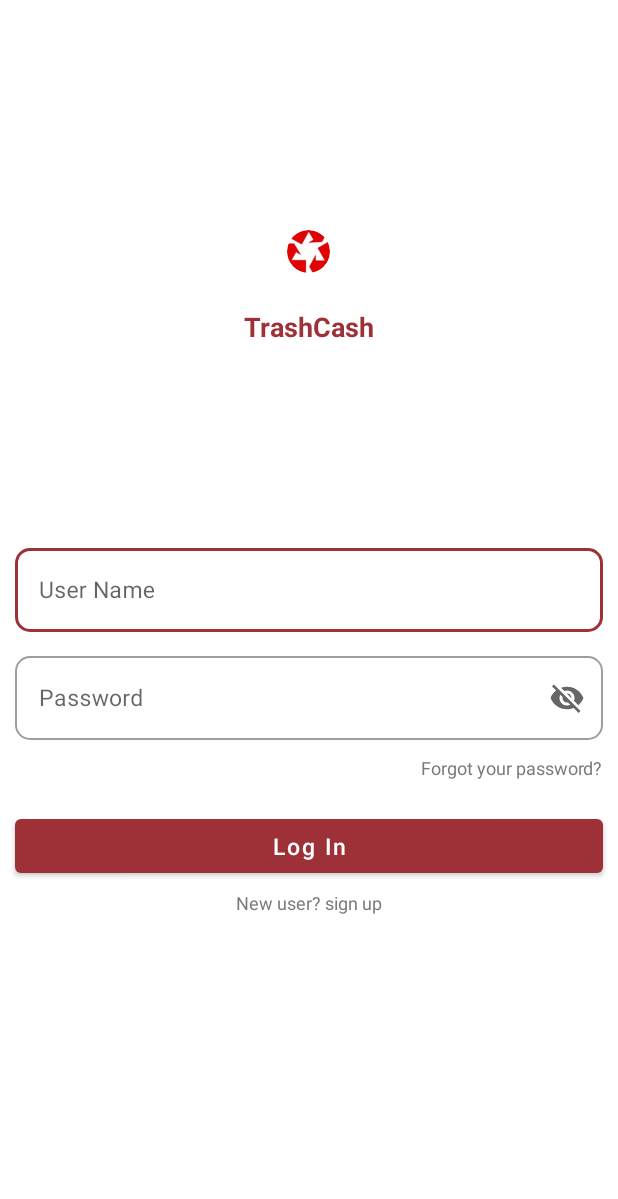
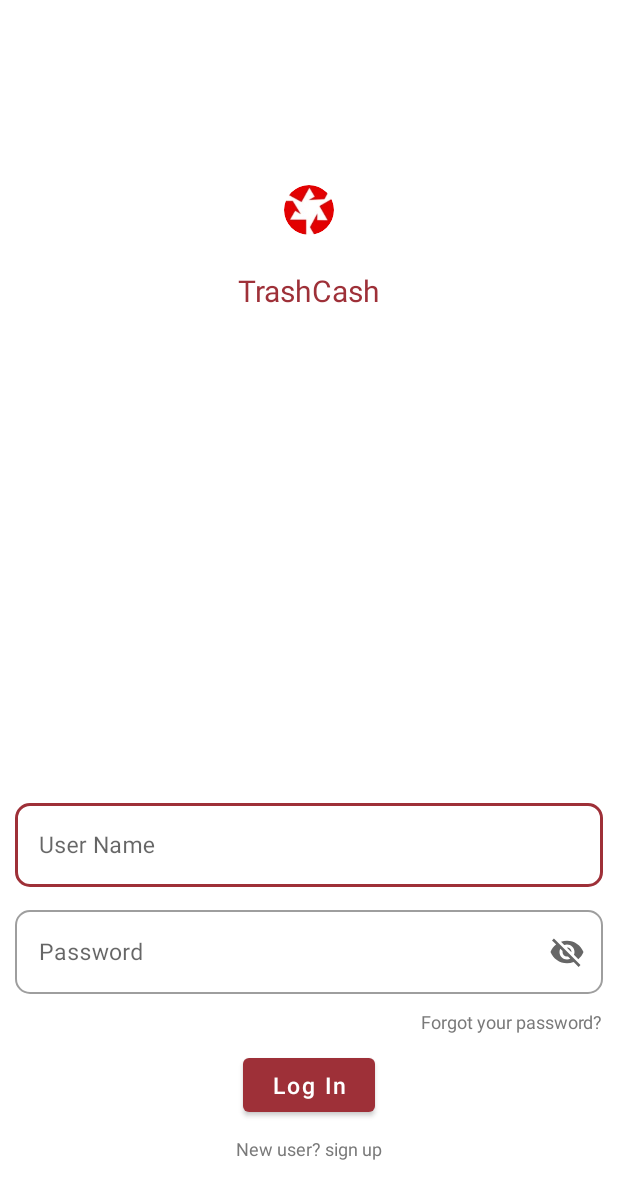
Before and after one commit to PrihanNimsara/TrashCash, an Android app: the LoginActivity screen opened directly, with no data from a screen before it, on a phone screen of 412 x 824 dp. Shown: the top 1199 px of the screen. Run offline under Robolectric (Android 15) with nearby library versions, the phone set to English and light mode, and no system bars; our stand-ins replace CircleImageView, Firebase (no records; nobody signed in at launch, a user with empty details on screens opened directly); libraries missing offline, so code that uses them is left out: prihanofficial.com.kokis.

Commit message:
list change order

```diff
--- a/app/src/main/res/layout/activity_login.xml
+++ b/app/src/main/res/layout/activity_login.xml
@@ -5,53 +5,29 @@
     android:layout_width="match_parent"
     android:layout_height="match_parent"
     tools:context=".LoginActivity"
-    android:id="@+id/cl_root"
-  >
+    android:id="@+id/cl_root">
 
-    <ScrollView
-        android:layout_width="match_parent"
-        android:layout_height="match_parent"
-
-        app:layout_constraintBottom_toBottomOf="parent"
-        app:layout_constraintEnd_toEndOf="parent"
-        app:layout_constraintStart_toStartOf="parent"
-        app:layout_constraintTop_toTopOf="parent">
-        <RelativeLayout
-            android:layout_width="match_parent"
-            android:layout_height="wrap_content">
-
-
-            <RelativeLayout
-                android:id="@+id/rl_map"
-                android:layout_width="match_parent"
-                android:layout_height="300dp"
-                android:layout_alignParentTop="true"
-                android:layout_alignParentEnd="true"
-                android:layout_marginTop="0dp"
-                android:layout_marginEnd="0dp">
-
-                <ImageView
-                    android:layout_width="match_parent"
-                    android:layout_height="wrap_content"
-
-                    android:alpha="0.6"
-                    android:scaleType="centerCrop" />
-
-                <de.hdodenhof.circleimageview.CircleImageView xmlns:app="http://schemas.android.com/apk/res-auto"
+    <de.hdodenhof.circleimageview.CircleImageView
         android:id="@+id/profilePicture"
-                    android:layout_width="75dp"
-                    android:layout_height="75dp"
+        android:layout_width="80dp"
+        android:layout_height="80dp"
         android:layout_centerHorizontal="true"
-                    android:layout_marginTop="130dp"
-                    android:clickable="true"
         android:elevation="5dp"
         android:padding="20dp"
+        android:layout_marginTop="100dp"
         android:scaleType="centerCrop"
         android:src="@drawable/logo"
         app:civ_border_color="#FFFFFFFF"
-                    app:civ_border_width="3dp" />
+        app:civ_border_width="3dp"
+
+
+        app:layout_constraintBottom_toTopOf="@+id/mtv_appname"
+        app:layout_constraintEnd_toEndOf="parent"
+        app:layout_constraintStart_toStartOf="parent"
+        app:layout_constraintTop_toTopOf="parent" />
 
     <com.google.android.material.textview.MaterialTextView
+        android:id="@+id/mtv_appname"
         android:layout_width="wrap_content"
         android:layout_height="wrap_content"
         android:layout_below="@+id/profilePicture"
@@ -59,50 +35,52 @@
 
         android:text="@string/app_name"
         android:textColor="@color/colorPrimary"
-
-                    android:textStyle="bold"
-
-                    android:textSize="18sp"/>
+        android:textSize="20sp"
 
 
-            </RelativeLayout>
+
+       app:layout_constraintTop_toBottomOf="@+id/profilePicture"
+        app:layout_constraintStart_toStartOf="parent"
+        app:layout_constraintEnd_toEndOf="parent" />
 
     <RelativeLayout
+                android:background="@color/white"
+                android:layout_width="match_parent"
+                android:layout_height="0dp"
+
+                app:layout_constraintStart_toStartOf="parent"
+                app:layout_constraintEnd_toEndOf="parent"
+                  app:layout_constraintTop_toBottomOf="@+id/mtv_appname"
+                app:layout_constraintBottom_toBottomOf="parent"
+                >
+
+        <androidx.constraintlayout.widget.ConstraintLayout
+            android:layout_width="match_parent"
+            android:layout_height="wrap_content"
+            android:layout_alignParentBottom="true">
+
+            <com.google.android.material.textfield.TextInputLayout
+
+                android:id="@+id/textField"
+                style="@style/Widget.MaterialComponents.TextInputLayout.OutlinedBox"
                 android:layout_width="match_parent"
                 android:layout_height="wrap_content"
 
-                android:layout_below="@+id/rl_map"
-                android:layout_marginTop="50dp"
-                >
+android:layout_margin="10dp"
+                android:focusable="true"
+                android:focusableInTouchMode="true"
+                android:hint="@string/user_name"
 
+                app:boxCornerRadiusBottomEnd="10dp"
 
-
-                <com.google.android.material.textfield.TextInputLayout
+                app:boxCornerRadiusBottomStart="10dp"
 
                 app:boxCornerRadiusTopEnd="10dp"
-                    app:boxCornerRadiusBottomStart="10dp"
-                    app:boxCornerRadiusBottomEnd="10dp"
                 app:boxCornerRadiusTopStart="10dp"
 
-
-                    android:layout_width="match_parent"
-                    android:layout_height="wrap_content"
-
-                    android:id="@+id/textField"
-
-
-                    android:layout_marginStart="10dp"
-                    android:layout_marginEnd="10dp"
-                    android:layout_marginTop="10dp"
-                    android:layout_marginBottom="5dp"
-
-                    style="@style/Widget.MaterialComponents.TextInputLayout.OutlinedBox"
-
-                    android:hint="@string/user_name"
-
-                    android:focusable="true"
-                    android:focusableInTouchMode="true"
-                    >
+                app:layout_constraintEnd_toEndOf="parent"
+                app:layout_constraintStart_toStartOf="parent"
+               app:layout_constraintBottom_toTopOf="@+id/textField1">
 
                 <com.google.android.material.textfield.TextInputEditText
                     android:id="@+id/tiet_user_name"
@@ -113,98 +91,108 @@
             </com.google.android.material.textfield.TextInputLayout>
 
             <com.google.android.material.textfield.TextInputLayout
+                android:id="@+id/textField1"
+                style="@style/Widget.MaterialComponents.TextInputLayout.OutlinedBox"
+
                 android:layout_width="match_parent"
                 android:layout_height="wrap_content"
 
-                    android:id="@+id/textField1"
                 android:layout_below="@+id/textField"
-
-                    android:layout_marginStart="10dp"
-                    android:layout_marginEnd="10dp"
-                    android:layout_marginTop="5dp"
-                    android:layout_marginBottom="10dp"
-
-                    style="@style/Widget.MaterialComponents.TextInputLayout.OutlinedBox"
-
-                    android:hint="@string/password"
-                    app:endIconMode="password_toggle"
+                android:layout_margin="10dp"
 
                 android:focusable="true"
                 android:focusableInTouchMode="true"
 
+                android:hint="@string/password"
+                app:boxCornerRadiusBottomEnd="10dp"
+
+                app:boxCornerRadiusBottomStart="10dp"
                 app:boxCornerRadiusTopEnd="10dp"
-                    app:boxCornerRadiusBottomStart="10dp"
-                    app:boxCornerRadiusBottomEnd="10dp"
                 app:boxCornerRadiusTopStart="10dp"
-                    >
+                app:endIconMode="password_toggle"
+
+
+                app:layout_constraintEnd_toEndOf="parent"
+                app:layout_constraintStart_toStartOf="parent"
+                app:layout_constraintBottom_toTopOf="@+id/x">
 
                 <com.google.android.material.textfield.TextInputEditText
+                    android:id="@+id/tiet_password"
                     android:layout_width="match_parent"
                     android:layout_height="wrap_content"
-                        android:textSize="15sp"
 
-                        android:id="@+id/tiet_password"/>
+                    android:textSize="15sp" />
             </com.google.android.material.textfield.TextInputLayout>
 
             <com.google.android.material.textview.MaterialTextView
+                android:id="@+id/x"
                 android:layout_width="wrap_content"
                 android:layout_height="wrap_content"
-                    android:text="@string/forgot"
 
-                    android:textAllCaps="false"
                 android:layout_below="@+id/textField1"
-                    android:id="@+id/x"
-
                 android:layout_alignParentEnd="true"
 
-                    android:textSize="12sp"
-                    android:layout_marginBottom="10dp"
-                    android:layout_marginStart="10dp"
-                    android:layout_marginEnd="10dp"
+                android:layout_margin="10dp"
+                android:text="@string/forgot"
+                android:textAllCaps="false"
+                android:textColor="@color/text_color_gray"
 
 
-                    android:textColor="@color/text_color_gray"/>
+                android:textSize="12sp"
+
+
+                app:layout_constraintEnd_toEndOf="parent"
+
+                app:layout_constraintBottom_toTopOf="@+id/bt_login" />
 
             <com.google.android.material.button.MaterialButton
                 android:id="@+id/bt_login"
+                android:layout_width="wrap_content"
+
+                android:layout_height="wrap_content"
                 android:layout_below="@+id/x"
 
-                    android:layout_width="match_parent"
-                    android:layout_height="wrap_content"
+                android:layout_centerHorizontal="true"
+
+
+                android:layout_margin="10dp"
 
                 android:text="@string/login"
                 android:textAllCaps="false"
 
+                android:textSize="15sp"
+
+                app:layout_constraintEnd_toEndOf="parent"
+                app:layout_constraintStart_toStartOf="parent"
+               app:layout_constraintBottom_toTopOf="@+id/tv_new_user_signup"/>
+
+            <com.google.android.material.textview.MaterialTextView
+                android:id="@+id/tv_new_user_signup"
+                android:layout_width="wrap_content"
+                android:layout_height="wrap_content"
+
+                android:layout_below="@+id/bt_login"
                 android:layout_centerHorizontal="true"
 
-                    android:layout_marginTop="10dp"
-                    android:layout_marginBottom="5dp"
                 android:layout_marginStart="10dp"
                 android:layout_marginEnd="10dp"
-
-                    android:textSize="15sp" />
-
-                <com.google.android.material.textview.MaterialTextView
-                    android:layout_width="wrap_content"
-                    android:layout_height="wrap_content"
+                android:layout_marginBottom="50dp"
                 android:text="@string/new_user"
-
                 android:textAllCaps="false"
-                    android:layout_below="@+id/bt_login"
-
-                    android:layout_centerHorizontal="true"
-                    android:textSize="12sp"
-                    android:layout_marginBottom="10dp"
-                    android:layout_marginStart="10dp"
-                    android:layout_marginEnd="10dp"
 
 
                 android:textColor="@color/text_color_gray"
 
-                    android:id="@+id/tv_new_user_signup"/>
+                android:textSize="12sp"
+
+
+                app:layout_constraintBottom_toBottomOf="parent"
+                app:layout_constraintEnd_toEndOf="parent"
+                app:layout_constraintStart_toStartOf="parent" />
+
+        </androidx.constraintlayout.widget.ConstraintLayout>
+
+
 
             </RelativeLayout>
-        </RelativeLayout>
-    </ScrollView>
-
 </androidx.constraintlayout.widget.ConstraintLayout>
```
Also changed, not shown: app/src/main/res/layout/row_item_buyers.xml (+79 -87 lines), app/src/main/res/navigation/mobile_navigation.xml (+8 -7 lines). Lines whose indentation alone changed are shown as unchanged.
